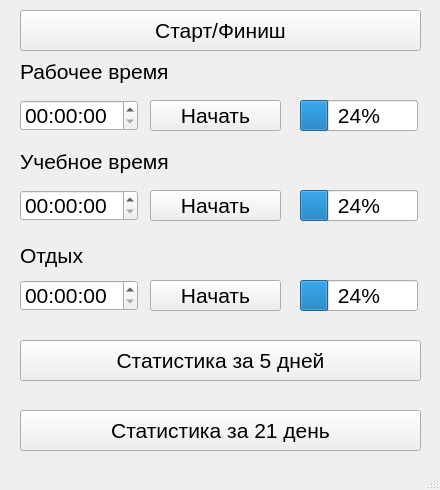
Old version of the form timer_GUI.ui in the repository AntonTyurin87/timer.
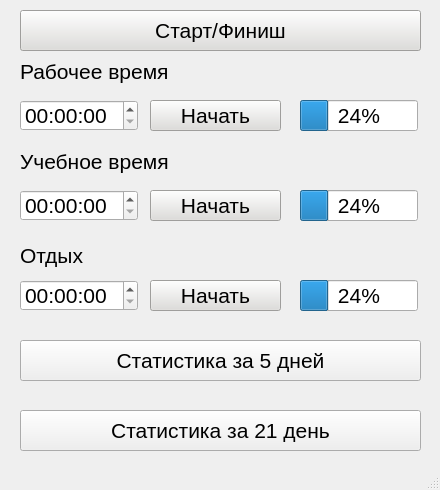
New version of the form.

Commit message: Add color diferent buttons.

What changed in the file:
```diff
--- a/timer_GUI.ui
+++ b/timer_GUI.ui
@@ -43,6 +43,11 @@
       <pointsize>16</pointsize>
      </font>
     </property>
+    <property name="styleSheet">
+     <string notr="true">background-color: rgb(46, 194, 126);
+background-color: rgb(245, 194, 17);
+background-color: rgb(222, 221, 218);</string>
+    </property>
     <property name="text">
      <string>Начать</string>
     </property>
@@ -130,6 +135,11 @@
       <pointsize>16</pointsize>
      </font>
     </property>
+    <property name="styleSheet">
+     <string notr="true">background-color: rgb(46, 194, 126);
+background-color: rgb(245, 194, 17);
+background-color: rgb(222, 221, 218);</string>
+    </property>
     <property name="text">
      <string>Начать</string>
     </property>
@@ -181,6 +191,11 @@
       <pointsize>16</pointsize>
      </font>
     </property>
+    <property name="styleSheet">
+     <string notr="true">background-color: rgb(46, 194, 126);
+background-color: rgb(245, 194, 17);
+background-color: rgb(222, 221, 218);</string>
+    </property>
     <property name="text">
      <string>Начать</string>
     </property>
@@ -254,7 +269,9 @@
      <enum>Qt::LeftToRight</enum>
     </property>
     <property name="styleSheet">
-     <string notr="true">vertical-align: center;</string>
+     <string notr="true">background-color: rgb(51, 209, 122);
+background-color: rgb(222, 221, 218);
+</string>
     </property>
     <property name="text">
      <string>Старт/Финиш</string>
```
The commit also changes 2 other files.
